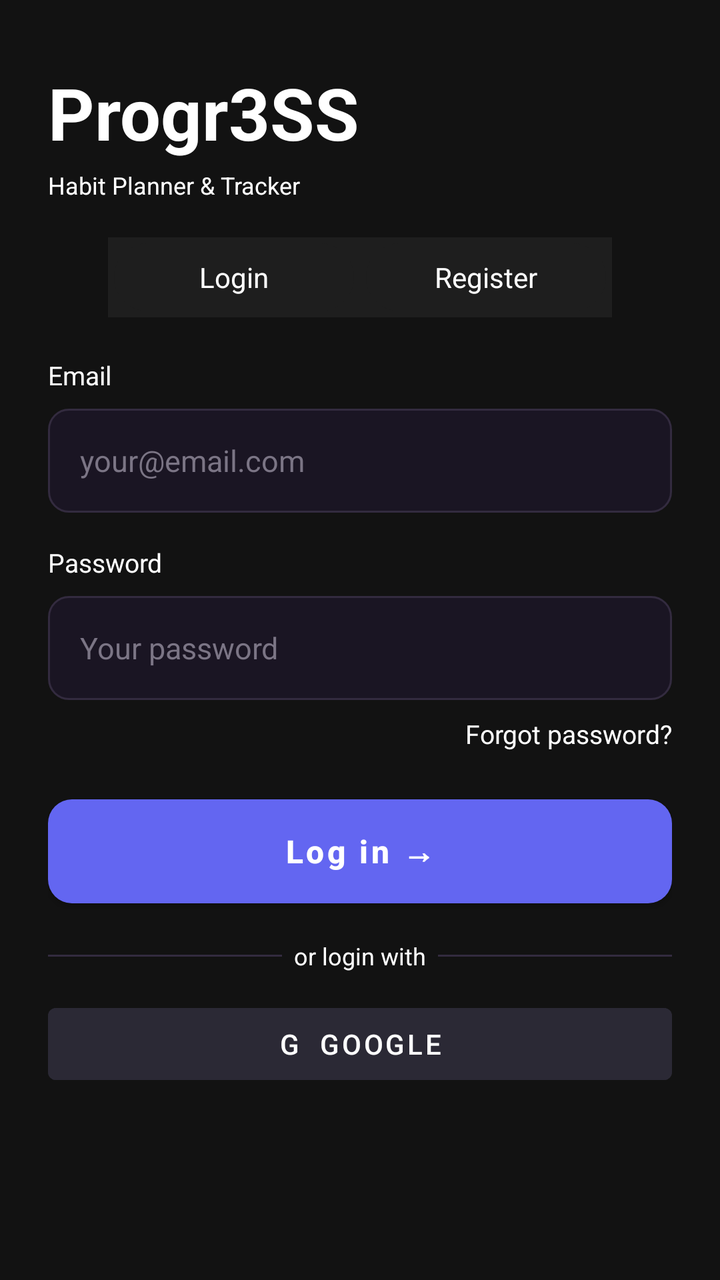
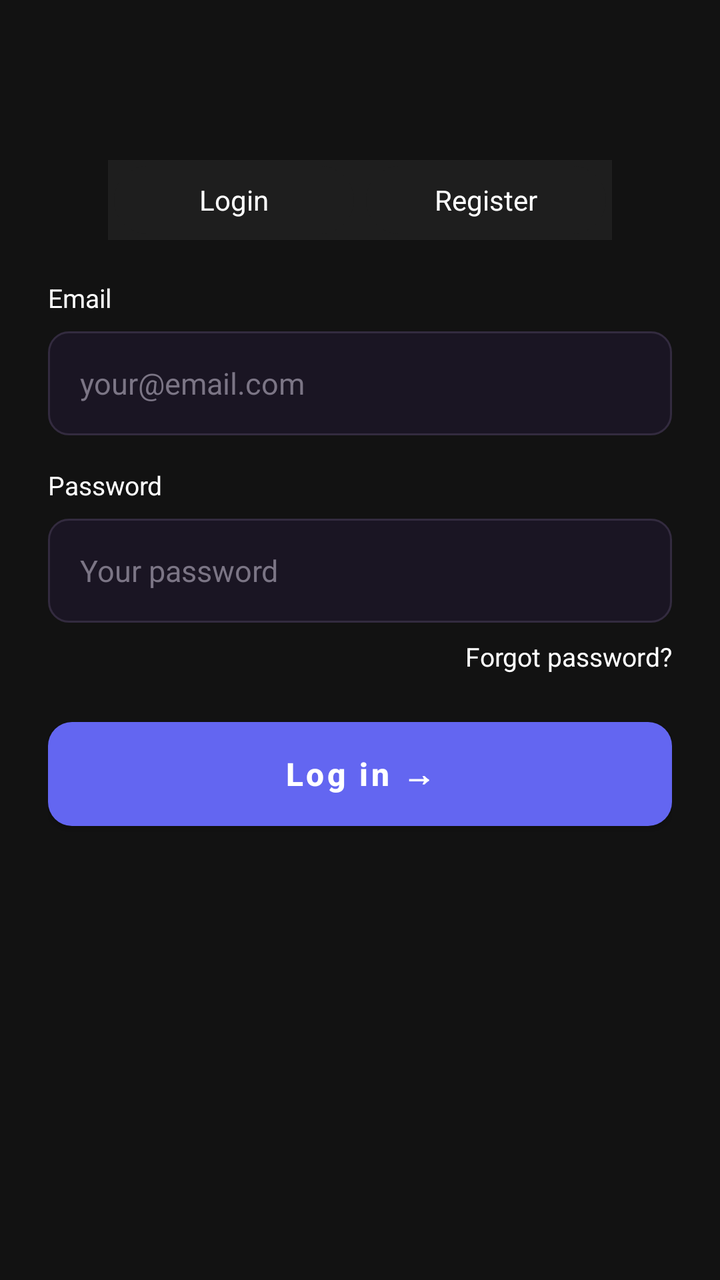

Before-and-after screenshots of an Android layout around one commit, followed by the original layout XML and the change that was made.
<!-- AndroidManifest.xml: activity theme Theme.MyApplication.WithActionBar -->
<!-- res/layout/activity_login.xml -->
<?xml version="1.0" encoding="utf-8"?>
<ScrollView xmlns:android="http://schemas.android.com/apk/res/android"
    android:layout_width="match_parent"
    android:layout_height="match_parent"
    android:fillViewport="true"
    android:background="@color/bg_default">

    <LinearLayout
        android:layout_width="match_parent"
        android:layout_height="wrap_content"
        android:orientation="vertical"
        android:padding="24dp">

        
        <TextView
            android:id="@+id/tvAppTitle"
            android:layout_width="wrap_content"
            android:layout_height="wrap_content"
            android:text="Progr3SS"
            android:textColor="@color/text_primary"
            android:textSize="36sp"
            android:textStyle="bold"
            android:layout_marginTop="8dp" />

        <TextView
            android:id="@+id/tvSubtitle"
            android:layout_width="wrap_content"
            android:layout_height="wrap_content"
            android:text="Habit Planner &amp; Tracker"
            android:textColor="@color/text_primary"
            android:textSize="12sp"
            android:layout_marginTop="4dp"
            android:layout_marginBottom="18dp" />

        
        <LinearLayout
            android:layout_width="wrap_content"
            android:layout_height="40dp"
            android:orientation="horizontal"
            android:background="@color/card_bg"
            android:padding="3dp"
            android:layout_marginBottom="20dp"
            android:layout_gravity="center_horizontal"
            android:clipToPadding="false"
            android:clipChildren="false">

            <TextView
                android:id="@+id/toggleLogin"
                android:layout_width="120dp"
                android:layout_height="match_parent"
                android:gravity="center"
                android:text="Login"
                android:textColor="@color/text_primary"
                android:background="@drawable/bg_toggle_selected"
                android:paddingLeft="8dp"
                android:paddingRight="8dp" />

            <TextView
                android:id="@+id/toggleRegister"
                android:layout_width="120dp"
                android:layout_height="match_parent"
                android:gravity="center"
                android:text="Register"
                android:textColor="@color/text_primary"
                android:background="@drawable/bg_toggle_selected"
                android:paddingLeft="8dp"
                android:paddingRight="8dp"
                android:layout_marginStart="6dp"
                android:state_selected="false" />
        </LinearLayout>

        
        <TextView
            android:layout_width="wrap_content"
            android:layout_height="wrap_content"
            android:text="Email"
            android:textColor="@color/text_primary"
            android:textSize="13sp"
            android:layout_marginBottom="8dp" />

        
        <EditText
            android:id="@+id/etEmail"
            android:layout_width="match_parent"
            android:layout_height="52dp"
            android:background="@drawable/bg_input"
            android:hint="your@email.com"
            android:paddingLeft="16dp"
            android:paddingRight="16dp"
            android:textColor="@color/text_primary"
            android:textColorHint="@color/text_muted"
            android:textSize="15sp"
            android:inputType="textEmailAddress" />

        
        <LinearLayout
            android:layout_width="match_parent"
            android:layout_height="wrap_content"
            android:orientation="vertical"
            android:layout_marginTop="16dp">

            <TextView
                android:layout_width="wrap_content"
                android:layout_height="wrap_content"
                android:text="Password"
                android:textColor="@color/text_primary"
                android:textSize="13sp"
                android:layout_marginBottom="8dp" />

            <EditText
                android:id="@+id/etPassword"
                android:layout_width="match_parent"
                android:layout_height="52dp"
                android:background="@drawable/bg_input"
                android:hint="Your password"
                android:paddingLeft="16dp"
                android:paddingRight="16dp"
                android:textColor="@color/text_primary"
                android:textColorHint="@color/text_muted"
                android:textSize="15sp"
                android:inputType="textPassword" />

            <TextView
                android:id="@+id/tvForgot"
                android:layout_width="wrap_content"
                android:layout_height="wrap_content"
                android:text="Forgot password?"
                android:textColor="@color/text_primary"
                android:textSize="13sp"
                android:layout_marginTop="8dp"
                android:layout_gravity="end" />
        </LinearLayout>

        
        <Button
            android:id="@+id/btnSignIn"
            android:layout_width="match_parent"
            android:layout_height="52dp"
            android:layout_marginTop="24dp"
            android:background="@drawable/bg_button_primary"
            android:text="Log in →"
            android:textColor="@color/text_primary"
            android:textSize="16sp"
            android:textAllCaps="false"
            android:textStyle="bold" />

        
        <LinearLayout
            android:layout_width="match_parent"
            android:layout_height="wrap_content"
            android:orientation="horizontal"
            android:gravity="center"
            android:layout_marginTop="18dp">

            <View
                android:layout_width="0dp"
                android:layout_height="1dp"
                android:layout_weight="1"
                android:background="@color/input_stroke" />

            <TextView
                android:layout_width="wrap_content"
                android:layout_height="wrap_content"
                android:text="  or login with  "
                android:textColor="@color/text_primary"
                android:textSize="12sp" />

            <View
                android:layout_width="0dp"
                android:layout_height="1dp"
                android:layout_weight="1"
                android:background="@color/input_stroke" />
        </LinearLayout>

        
        <Button
            android:id="@+id/btnGoogle"
            android:layout_width="match_parent"
            android:layout_height="48dp"
            android:layout_marginTop="12dp"
            android:backgroundTint="#2B2935"
            android:text="G  Google"
            android:textColor="@color/text_primary" />

        
        <Button
            android:id="@+id/btnRegister"
            android:layout_width="0dp"
            android:layout_height="0dp"
            android:visibility="gone" />

    </LinearLayout>

</ScrollView>
<!-- resources referenced by this layout -->
<resources>
  <color name="bg_default">#121212</color>
  <color name="card_bg">#1E1E1E</color>
  <color name="input_stroke">#332B3F</color>
  <color name="text_muted">#7B7585</color>
  <color name="text_primary">#FFFFFF</color>
  <!-- drawable bg_button_primary (drawable) -->
  <?xml version="1.0" encoding="utf-8"?>
  <shape xmlns:android="http://schemas.android.com/apk/res/android" android:shape="rectangle">
      <gradient
          android:angle="0"
          android:startColor="@color/accent_purple_start"
          android:endColor="@color/accent_purple_end"
          android:type="linear" />
      <corners android:radius="12dp" />
      <size android:height="48dp" />
  </shape>
  <!-- drawable bg_input (drawable) -->
  <?xml version="1.0" encoding="utf-8"?>
  <shape xmlns:android="http://schemas.android.com/apk/res/android" android:shape="rectangle">
      <solid android:color="@color/input_bg" />
      <stroke android:width="1dp" android:color="@color/input_stroke" />
      <corners android:radius="10dp" />
      <padding android:left="12dp" android:top="12dp" android:right="12dp" android:bottom="12dp" />
  </shape>
  <!-- drawable bg_toggle_selected (drawable) -->
  <?xml version="1.0" encoding="utf-8"?>
  <selector xmlns:android="http://schemas.android.com/apk/res/android">
      <item android:state_selected="true">
          <shape android:shape="rectangle">
              <solid android:color="@color/accent_purple_start" />
              <corners android:radius="24dp" />
          </shape>
      </item>
      <item>
          <shape android:shape="rectangle">
              <solid android:color="@color/card_bg" />
              <corners android:radius="24dp" />
          </shape>
      </item>
  </selector>
  <style name="Theme.MyApplication.WithActionBar" parent="Theme.MaterialComponents.DayNight.DarkActionBar">
          
          <item name="colorPrimary">@color/accent_purple_start</item>
          <item name="colorPrimaryVariant">@color/accent_purple_end</item>
          <item name="colorOnPrimary">@color/text_primary</item>
  
          <item name="colorSecondary">@color/accent_green</item>
          <item name="colorOnSecondary">@color/text_primary</item>
  
          <item name="android:statusBarColor">@color/bg_default</item>
          <item name="android:navigationBarColor">@color/bg_default</item>
  
          
          <item name="android:colorBackground">@color/bg_default</item>
          <item name="android:textColor">@color/text_primary</item>
          <item name="android:windowBackground">@color/bg_default</item>
      </style>
  <color name="accent_purple_start">#6366F1</color>
  <color name="accent_purple_end">#8B5CF6</color>
  <color name="input_bg">#1A1523</color>
  <color name="accent_green">#10B981</color>
</resources>

<!-- the commit's change to res/layout/activity_login.xml (unified diff, before → after) -->
@@ -9,74 +9,57 @@
         android:layout_width="match_parent"
         android:layout_height="wrap_content"
         android:orientation="vertical"
-        android:padding="24dp">
+        android:paddingLeft="24dp"
+        android:paddingRight="24dp"
+        android:paddingBottom="24dp"
+        android:paddingTop="80dp">
 
         
-        <TextView
-            android:id="@+id/tvAppTitle"
-            android:layout_width="wrap_content"
-            android:layout_height="wrap_content"
-            android:text="Progr3SS"
-            android:textColor="@color/text_primary"
-            android:textSize="36sp"
-            android:textStyle="bold"
-            android:layout_marginTop="8dp" />
-
-        <TextView
-            android:id="@+id/tvSubtitle"
-            android:layout_width="wrap_content"
-            android:layout_height="wrap_content"
-            android:text="Habit Planner &amp; Tracker"
-            android:textColor="@color/text_primary"
-            android:textSize="12sp"
-            android:layout_marginTop="4dp"
-            android:layout_marginBottom="18dp" />
 
         
         <LinearLayout
             android:layout_width="wrap_content"
             android:layout_height="40dp"
+            android:layout_gravity="center_horizontal"
+            android:layout_marginBottom="20dp"
+            android:background="@color/card_bg"
+            android:clipChildren="false"
+            android:clipToPadding="false"
             android:orientation="horizontal"
-            android:background="@color/card_bg"
-            android:padding="3dp"
-            android:layout_marginBottom="20dp"
-            android:layout_gravity="center_horizontal"
-            android:clipToPadding="false"
-            android:clipChildren="false">
+            android:padding="3dp">
 
             <TextView
                 android:id="@+id/toggleLogin"
                 android:layout_width="120dp"
                 android:layout_height="match_parent"
+                android:background="@drawable/bg_toggle_selected"
                 android:gravity="center"
+                android:paddingLeft="8dp"
+                android:paddingRight="8dp"
                 android:text="Login"
-                android:textColor="@color/text_primary"
-                android:background="@drawable/bg_toggle_selected"
-                android:paddingLeft="8dp"
-                android:paddingRight="8dp" />
+                android:textColor="@color/text_primary" />
 
             <TextView
                 android:id="@+id/toggleRegister"
                 android:layout_width="120dp"
                 android:layout_height="match_parent"
+                android:layout_marginStart="6dp"
+                android:background="@drawable/bg_toggle_selected"
                 android:gravity="center"
-                android:text="Register"
-                android:textColor="@color/text_primary"
-                android:background="@drawable/bg_toggle_selected"
                 android:paddingLeft="8dp"
                 android:paddingRight="8dp"
-                android:layout_marginStart="6dp"
-                android:state_selected="false" />
+                android:state_selected="false"
+                android:text="Register"
+                android:textColor="@color/text_primary" />
         </LinearLayout>
 
-        
         <TextView
             android:layout_width="wrap_content"
             android:layout_height="wrap_content"
+            android:layout_marginBottom="8dp"
             android:text="Email"
             android:textColor="@color/text_primary"
-            android:textSize="13sp"
-            android:layout_marginBottom="8dp" />
+            android:textSize="13sp" />
 
         
         <EditText
@@ -85,27 +68,27 @@
             android:layout_height="52dp"
             android:background="@drawable/bg_input"
             android:hint="your@email.com"
+            android:inputType="textEmailAddress"
             android:paddingLeft="16dp"
             android:paddingRight="16dp"
             android:textColor="@color/text_primary"
             android:textColorHint="@color/text_muted"
-            android:textSize="15sp"
-            android:inputType="textEmailAddress" />
+            android:textSize="15sp" />
 
         
         <LinearLayout
             android:layout_width="match_parent"
             android:layout_height="wrap_content"
-            android:orientation="vertical"
-            android:layout_marginTop="16dp">
+            android:layout_marginTop="16dp"
+            android:orientation="vertical">
 
             <TextView
                 android:layout_width="wrap_content"
                 android:layout_height="wrap_content"
+                android:layout_marginBottom="8dp"
                 android:text="Password"
                 android:textColor="@color/text_primary"
-                android:textSize="13sp"
-                android:layout_marginBottom="8dp" />
+                android:textSize="13sp" />
 
             <EditText
                 android:id="@+id/etPassword"
@@ -113,22 +96,22 @@
                 android:layout_height="52dp"
                 android:background="@drawable/bg_input"
                 android:hint="Your password"
+                android:inputType="textPassword"
                 android:paddingLeft="16dp"
                 android:paddingRight="16dp"
                 android:textColor="@color/text_primary"
                 android:textColorHint="@color/text_muted"
-                android:textSize="15sp"
-                android:inputType="textPassword" />
+                android:textSize="15sp" />
 
             <TextView
                 android:id="@+id/tvForgot"
                 android:layout_width="wrap_content"
                 android:layout_height="wrap_content"
+                android:layout_gravity="end"
+                android:layout_marginTop="8dp"
                 android:text="Forgot password?"
                 android:textColor="@color/text_primary"
-                android:textSize="13sp"
-                android:layout_marginTop="8dp"
-                android:layout_gravity="end" />
+                android:textSize="13sp" />
         </LinearLayout>
 
         
@@ -139,48 +122,10 @@
             android:layout_marginTop="24dp"
             android:background="@drawable/bg_button_primary"
             android:text="Log in →"
+            android:textAllCaps="false"
             android:textColor="@color/text_primary"
             android:textSize="16sp"
-            android:textAllCaps="false"
             android:textStyle="bold" />
-
-        
-        <LinearLayout
-            android:layout_width="match_parent"
-            android:layout_height="wrap_content"
-            android:orientation="horizontal"
-            android:gravity="center"
-            android:layout_marginTop="18dp">
-
-            <View
-                android:layout_width="0dp"
-                android:layout_height="1dp"
-                android:layout_weight="1"
-                android:background="@color/input_stroke" />
-
-            <TextView
-                android:layout_width="wrap_content"
-                android:layout_height="wrap_content"
-                android:text="  or login with  "
-                android:textColor="@color/text_primary"
-                android:textSize="12sp" />
-
-            <View
-                android:layout_width="0dp"
-                android:layout_height="1dp"
-                android:layout_weight="1"
-                android:background="@color/input_stroke" />
-        </LinearLayout>
-
-        
-        <Button
-            android:id="@+id/btnGoogle"
-            android:layout_width="match_parent"
-            android:layout_height="48dp"
-            android:layout_marginTop="12dp"
-            android:backgroundTint="#2B2935"
-            android:text="G  Google"
-            android:textColor="@color/text_primary" />
 
         
         <Button
